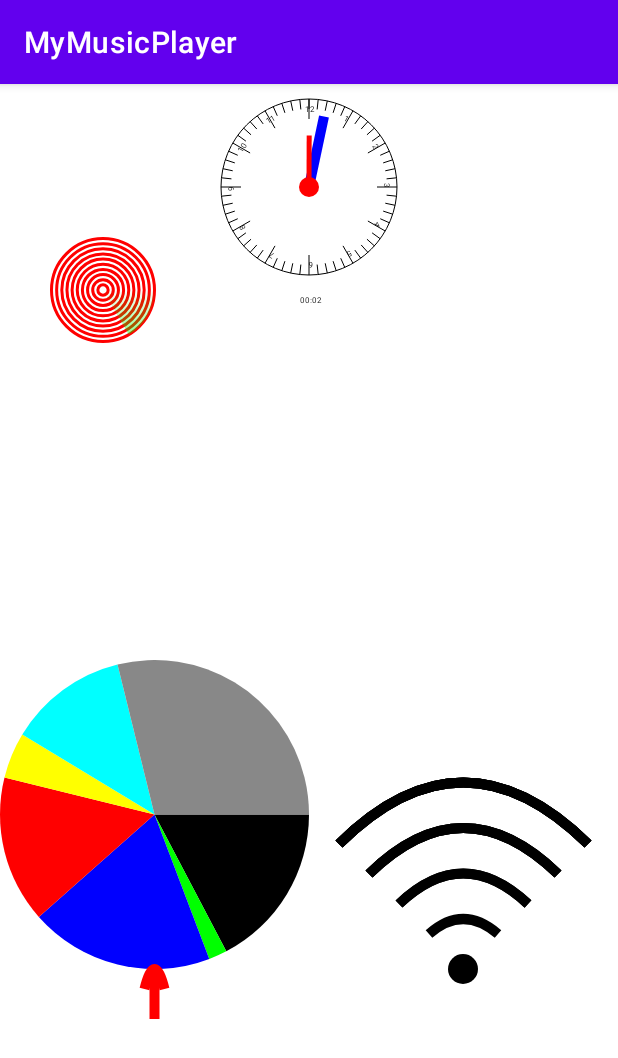
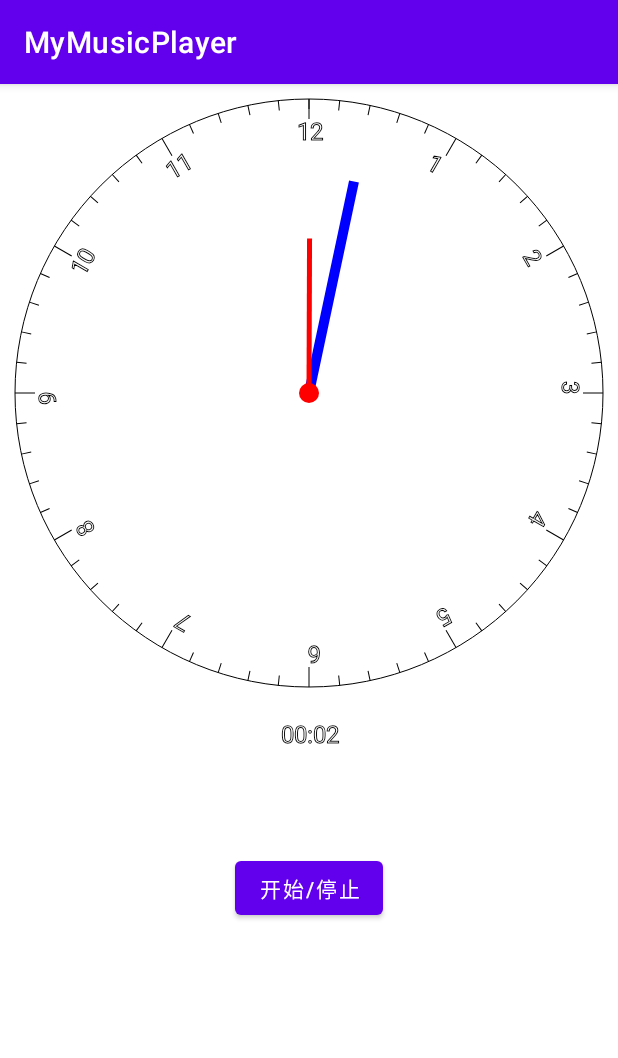
Before and after one commit to xbzl123/MyMusicPlayer, an Android app: the fragment CustomViewFragment placed in its activity, on a phone screen of 412 x 824 dp. Shown: the top 1058 px of the screen. Run offline under Robolectric (Android 15) with nearby library versions, the phone set to English and light mode, and no system bars; our stand-ins replace RxJava, data binding; libraries missing offline, so code that uses them is left out: com.blankj.utilcode, com.bugrui.buslib, com.google.i18n.phonenumbers, com.jakewharton.retrofit2, org.simpleframework.xml and 1 more; 8 statements that could not run were skipped.

```diff
--- a/app/build.gradle
+++ b/app/build.gradle
@@ -6,8 +6,9 @@ plugins {
     // Apply the Crashlytics Gradle plugin
     id 'com.google.firebase.crashlytics'
     id 'com.google.firebase.firebase-perf'
+//    id 'myasmplugin'
+
 }
-//apply plugin: 'com.hujiang.android-aspectjx'
 android {
     compileSdkVersion 30
     buildToolsVersion "30.0.3"
@@ -87,9 +88,12 @@ dependencies {
     implementation 'com.github.BugRui:LiveDataBus:1.2.2'
     implementation "androidx.lifecycle:lifecycle-livedata-ktx:2.2.0"
     implementation 'androidx.lifecycle:lifecycle-viewmodel-ktx:2.2.0'
+    implementation 'androidx.lifecycle:lifecycle-runtime-ktx:2.2.0'
+
 
     implementation 'com.googlecode.libphonenumber:libphonenumber:8.0.0'
 
     implementation 'org.aspectj:aspectjrt:1.9.5'
 
+
 }
--- a/app/src/main/java/com/example/mymusicplayer/custonview/Clock.kt
+++ b/app/src/main/java/com/example/mymusicplayer/custonview/Clock.kt
@@ -8,6 +8,7 @@ import android.util.AttributeSet
 import android.util.Log
 import android.view.View
 import io.reactivex.Observable
+import io.reactivex.disposables.Disposable
 import io.reactivex.schedulers.Schedulers
 import java.util.concurrent.TimeUnit
 
@@ -25,6 +26,7 @@ class Clock @JvmOverloads constructor(
     var progress:Int = 0
     override fun onDraw(canvas: Canvas?) {
         super.onDraw(canvas)
+        //采用黑色作为边框（背景），画一个黑色的圆形，里面掏空，变成圆圈
         var paintBg = Paint()
         paintBg.color = Color.BLACK
         paintBg.strokeWidth = (size/400).toFloat()
@@ -32,11 +34,12 @@ class Clock @JvmOverloads constructor(
         canvas?.drawCircle((size/2).toFloat(),(size/2).toFloat(),(size/2).toFloat() - padding,paintBg)
 
         for (i in 0..60){
-
+            //这里保存一下之前的圆圈，开始绘制时间刻度，360度/60
             canvas?.save()
             Log.e("onDraw","rotate  i = "+i)
             canvas?.rotate(6f*i,(size/2).toFloat(),(size/2).toFloat())
             var temp:Float
+            //划线：区分数字线和非数字线的长度，数据线上加上阿拉伯数字，绘制好后存储做模板
             if(i > 0 && i%5==0){
                 temp = 20f + padding
                 paintBg.textSize = (size/25).toFloat()
@@ -48,7 +51,7 @@ class Clock @JvmOverloads constructor(
             canvas?.restore()
         }
 
-
+        //绘制秒针，蓝色填充，存储
         var paint = Paint()
         paint.color = Color.BLUE
         paint.strokeWidth = 10f
@@ -58,6 +61,7 @@ class Clock @JvmOverloads constructor(
         canvas?.drawLine((size/2).toFloat(),(size*0.15).toFloat(), (size/2).toFloat(), (size/2).toFloat(),paint)
         canvas?.restore()
 
+        //绘制分针，红色填充，存储
         var paintM = Paint()
         paintM.color = Color.RED
         paintM.strokeWidth = 5f
@@ -67,6 +71,7 @@ class Clock @JvmOverloads constructor(
         canvas?.drawLine((size/2).toFloat(),(size*0.25).toFloat(), (size/2).toFloat(), (size/2).toFloat(),paintM)
         canvas?.restore()
 
+        //绘制数字显示屏
         val min = progress / 60
         val sec = progress % 60
         var minValue = ""
@@ -86,11 +91,20 @@ class Clock @JvmOverloads constructor(
         canvas?.drawText(timeValue,(size/2.2).toFloat(),(size + size/15).toFloat(),paintBg)
 
     }
-    fun startAnimationRatotion() {
-        Observable.interval(0, 1000, TimeUnit.MILLISECONDS)
-            .subscribeOn(Schedulers.io()).subscribe {
-                progress++
-                invalidate()
-            }
+
+    private var disposable :Disposable? = null
+
+    fun startOrStopAnimationRatotion(isStart:Boolean) {
+        if (isStart){
+            disposable  = Observable.interval(0, 1000, TimeUnit.MILLISECONDS)
+                .subscribeOn(Schedulers.io()).subscribe {
+                    progress++
+                    invalidate()
+                }
+        }else{
+            disposable?.dispose()
+            disposable = null
+            progress = -1
+        }
     }
 }
--- a/app/src/main/java/com/example/mymusicplayer/ui/custom/CustomViewFragment.kt
+++ b/app/src/main/java/com/example/mymusicplayer/ui/custom/CustomViewFragment.kt
@@ -6,6 +6,7 @@ import androidx.fragment.app.Fragment
 import android.view.LayoutInflater
 import android.view.View
 import android.view.ViewGroup
+import androidx.lifecycle.get
 import com.example.mymusicplayer.R
 import com.example.mymusicplayer.databinding.CustomViewFragmentBinding
 
@@ -30,6 +31,7 @@ class CustomViewFragment : Fragment() {
     override fun onActivityCreated(savedInstanceState: Bundle?) {
         super.onActivityCreated(savedInstanceState)
         viewModel = ViewModelProvider(this).get(CustomViewViewModel::class.java)
+        binding.model = viewModel
         // TODO: Use the ViewModel
     }
 
@@ -37,11 +39,14 @@ class CustomViewFragment : Fragment() {
         super.onResume()
 //        binding.radarview.setSpeedx2()
 //        binding.radarview.startAnimationScan()
-        binding.clock.startAnimationRatotion()
 //        binding.fan.startAnimationRatotion()
-        binding.statistfan.insertData(intArrayOf(18,2,20,16,5,13,30))
+//        binding.statistfan.insertData(intArrayOf(18,2,20,16,5,13,30))
 //        binding.wifiscan.startAnimation
     //        .Scan()
+
+        viewModel.isStart.observe(this){
+            binding.clock.startOrStopAnimationRatotion(!it)
+        }
 
     }
 
--- a/app/src/main/java/com/example/mymusicplayer/ui/custom/CustomViewViewModel.kt
+++ b/app/src/main/java/com/example/mymusicplayer/ui/custom/CustomViewViewModel.kt
@@ -1,7 +1,17 @@
 package com.example.mymusicplayer.ui.custom
 
+import androidx.lifecycle.LiveData
+import androidx.lifecycle.MutableLiveData
 import androidx.lifecycle.ViewModel
 
 class CustomViewViewModel : ViewModel() {
     // TODO: Implement the ViewModel
+
+    val isStart by lazy { MutableLiveData(false) }
+    var isStartImp:LiveData<Boolean> = isStart
+    fun setStateStates(){
+        isStart.value = !isStart.value!!
+    }
+
+
 }
--- a/app/src/main/java/com/example/mymusicplayer/ui/main/MainFragment.kt
+++ b/app/src/main/java/com/example/mymusicplayer/ui/main/MainFragment.kt
@@ -213,6 +213,7 @@ class MainFragment : BaseFragment<MainFragmentBinding, MainViewModel>() {
         return ipaddr
     }
 
+    @RequiresApi(Build.VERSION_CODES.M)
     private fun scanWifi() {
         val wifiManager = requireActivity().getSystemService(WifiManager::class.java)
         wifiScanReceiver = object : BroadcastReceiver() {
--- a/app/src/main/res/layout/custom_view_fragment.xml
+++ b/app/src/main/res/layout/custom_view_fragment.xml
@@ -3,7 +3,9 @@
     xmlns:tools="http://schemas.android.com/tools">
 
     <data>
-
+        <variable
+            name="model"
+            type="com.example.mymusicplayer.ui.custom.CustomViewViewModel" />
     </data>
 
     <androidx.appcompat.widget.LinearLayoutCompat
@@ -20,7 +22,8 @@
                 android:id="@+id/radarview"
                 android:layout_width="0dp"
                 android:layout_height="wrap_content"
-                android:layout_weight="1">
+                android:layout_weight="1"
+                android:visibility="gone">
 
             </com.example.mymusicplayer.custonview.RadarView>
 
@@ -35,7 +38,8 @@
                 android:id="@+id/fan"
                 android:layout_width="0dp"
                 android:layout_height="wrap_content"
-                android:layout_weight="1">
+                android:layout_weight="1"
+                android:visibility="gone">
             </com.example.mymusicplayer.custonview.Fan>
 
         </androidx.appcompat.widget.LinearLayoutCompat>
@@ -44,6 +48,7 @@
             android:layout_width="wrap_content"
             android:layout_height="0dp"
             android:layout_weight="1"
+            android:visibility="gone"
             android:orientation="horizontal">
             <com.example.mymusicplayer.custonview.StatisticRingChart
                 android:id="@+id/statistfan"
@@ -62,5 +67,23 @@
 
         </androidx.appcompat.widget.LinearLayoutCompat>
 
+        <androidx.appcompat.widget.LinearLayoutCompat
+            android:layout_width="match_parent"
+            android:layout_height="0dp"
+            android:layout_weight="0.5"
+            android:orientation="vertical"
+            >
+            <Button
+                android:id="@+id/button"
+                android:layout_width="wrap_content"
+                android:layout_height="wrap_content"
+                android:layout_gravity="center"
+                android:onClick="@{()->model.setStateStates()}"
+                android:text="开始/停止"
+                >
+            </Button>
+        </androidx.appcompat.widget.LinearLayoutCompat>
+
+
     </androidx.appcompat.widget.LinearLayoutCompat>
 </layout>
--- /dev/null
+++ b/asmplugin/src/main/resources/META-INF/gradle-plugins/myasmplugin.properties
@@ -0,0 +1 @@
+implementation-class=com.module.asm.MethodLogPlugin
--- a/settings.gradle
+++ b/settings.gradle
@@ -1,2 +1,6 @@
 include ':app'
 rootProject.name = "MyMusicPlayer"
+
+
+include ':asmplugin'
+include ':myapplication'
```
Also changed, not shown: asmplugin/build.gradle (added, +32 -0 lines), build.gradle (+7 -0 lines), 5 other files.
